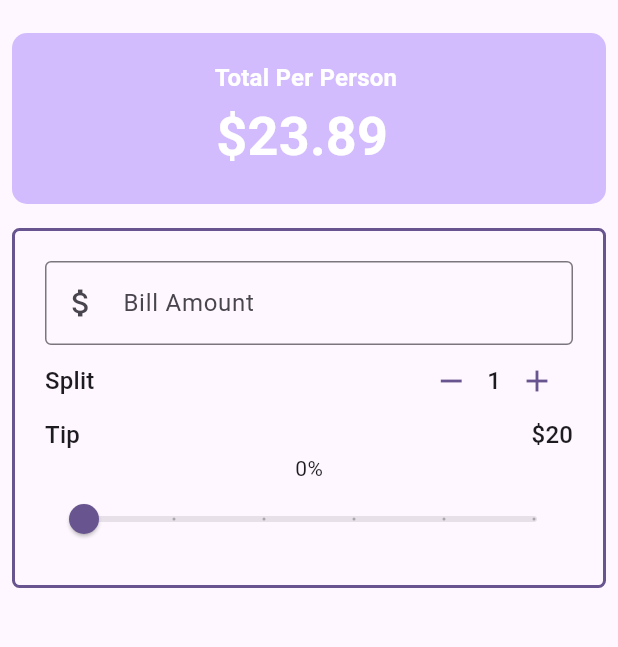
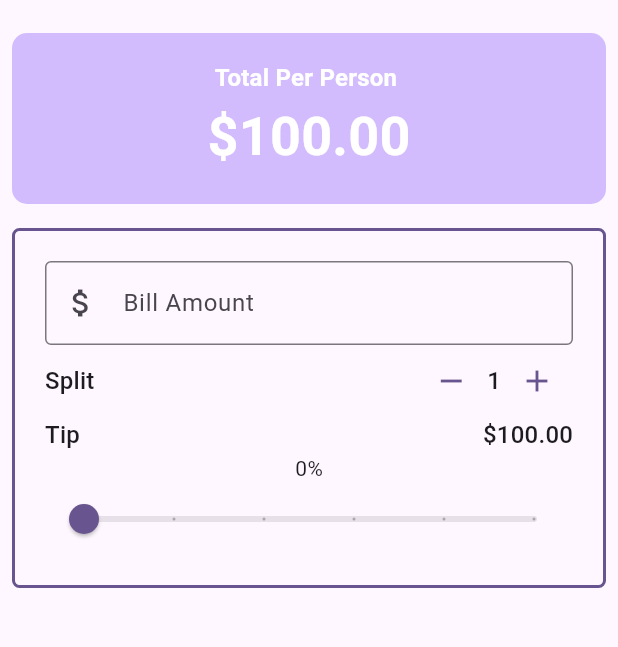
Before and after one commit to malavikaanup/utip, a Flutter app: the screen it shows after launch, on a phone screen of 412 x 824 dp, the part 63-710 px from its top. Run offline on Flutter 3.47's test engine with Material 3 defaults, Android fonts, the phone set to English and light mode, and no system bars.

Commit message:
Tip Calculator Widgets refactored - final

```diff
--- a/lib/main.dart
+++ b/lib/main.dart
@@ -1,7 +1,9 @@
 import 'package:flutter/material.dart';
 import 'package:utip/widgets/bill_amount_field.dart';
 import 'package:utip/widgets/person_counter.dart';
+import 'package:utip/widgets/tip_row.dart';
 import 'package:utip/widgets/tip_slider.dart';
+import 'package:utip/widgets/total_per_person.dart';
 
 void main() {
   runApp(const MyApp());
@@ -35,6 +37,15 @@ class _UTipState extends State<UTip> {
   int _personCount = 1;
 
   double _tipValue = 0.0;
+  double _billTotal = 100.0;
+
+  double perPersonTotal() {
+    return ((_billTotal * _tipValue) + (_billTotal)) / _personCount;
+  }
+
+  double totalTip() {
+    return ((_billTotal * _tipValue) + (_billTotal));
+  }
 
   void increment() {
     setState(() {
@@ -44,13 +55,17 @@ class _UTipState extends State<UTip> {
 
   void decrement() {
     setState(() {
-      _personCount--;
+      if (_personCount > 1) {
+        _personCount--;
+      }
     });
   }
 
   @override
   Widget build(BuildContext context) {
     var theme = Theme.of(context);
+    double total = perPersonTotal();
+    double tipTotal = totalTip();
     // Add style
     final style = theme.textTheme.titleMedium!.copyWith(
         color: theme.colorScheme.onPrimary, fontWeight: FontWeight.bold);
@@ -62,29 +77,7 @@ class _UTipState extends State<UTip> {
       body: Column(
         crossAxisAlignment: CrossAxisAlignment.stretch,
         children: [
-          Padding(
-            padding: const EdgeInsets.all(8.0),
-            child: Container(
-              padding: const EdgeInsets.all(18.0),
-              decoration: BoxDecoration(
-                  color: theme.colorScheme.inversePrimary,
-                  borderRadius: BorderRadius.circular(10.0)),
-              child: Column(
-                children: [
-                  Text(
-                    "Total Per Person ",
-                    style: style,
-                  ),
-                  Text(
-                    "\$23.89 ",
-                    style: style.copyWith(
-                        color: theme.colorScheme.onPrimary,
-                        fontSize: theme.textTheme.displaySmall?.fontSize),
-                  ),
-                ],
-              ),
-            ),
-          ),
+          TotalPerPerson(theme: theme, style: style, total: total),
           Padding(
             padding: const EdgeInsets.all(8.0),
             child: Container(
@@ -96,9 +89,9 @@ class _UTipState extends State<UTip> {
               child: Column(
                 children: [
                   BillAmountField(
-                    billAmount: "100",
+                    billAmount: _billTotal.toString(),
                     onChanged: (String value) {
-                      print("Amount: $value");
+                      _billTotal = double.parse(value);
                     },
                   ),
                   //Split Bill area
@@ -109,19 +102,7 @@ class _UTipState extends State<UTip> {
                     onIncrement: increment,
                   ),
                   //Tip Section
-                  Row(
-                    mainAxisAlignment: MainAxisAlignment.spaceBetween,
-                    children: [
-                      Text(
-                        'Tip',
-                        style: theme.textTheme.titleMedium,
-                      ),
-                      Text(
-                        '\$20',
-                        style: theme.textTheme.titleMedium,
-                      )
-                    ],
-                  ),
+                  TipRow(theme: theme, tipTotal: tipTotal),
                   //Slider Text
                   Text('${(_tipValue * 100).round()}%'),
 
--- /dev/null
+++ b/lib/widgets/tip_row.dart
@@ -0,0 +1,29 @@
+import 'package:flutter/material.dart';
+
+class TipRow extends StatelessWidget {
+  const TipRow({
+    super.key,
+    required this.theme,
+    required this.tipTotal,
+  });
+
+  final ThemeData theme;
+  final double tipTotal;
+
+  @override
+  Widget build(BuildContext context) {
+    return Row(
+      mainAxisAlignment: MainAxisAlignment.spaceBetween,
+      children: [
+        Text(
+          'Tip',
+          style: theme.textTheme.titleMedium,
+        ),
+        Text(
+          '\$${tipTotal.toStringAsFixed(2)}',
+          style: theme.textTheme.titleMedium,
+        )
+      ],
+    );
+  }
+}
--- /dev/null
+++ b/lib/widgets/total_per_person.dart
@@ -0,0 +1,41 @@
+import 'package:flutter/material.dart';
+
+class TotalPerPerson extends StatelessWidget {
+  const TotalPerPerson({
+    super.key,
+    required this.theme,
+    required this.style,
+    required this.total,
+  });
+
+  final ThemeData theme;
+  final TextStyle style;
+  final double total;
+
+  @override
+  Widget build(BuildContext context) {
+    return Padding(
+      padding: const EdgeInsets.all(8.0),
+      child: Container(
+        padding: const EdgeInsets.all(18.0),
+        decoration: BoxDecoration(
+            color: theme.colorScheme.inversePrimary,
+            borderRadius: BorderRadius.circular(10.0)),
+        child: Column(
+          children: [
+            Text(
+              "Total Per Person ",
+              style: style,
+            ),
+            Text(
+              '\$${total.toStringAsFixed(2)}',
+              style: style.copyWith(
+                  color: theme.colorScheme.onPrimary,
+                  fontSize: theme.textTheme.displaySmall?.fontSize),
+            ),
+          ],
+        ),
+      ),
+    );
+  }
+}
```
